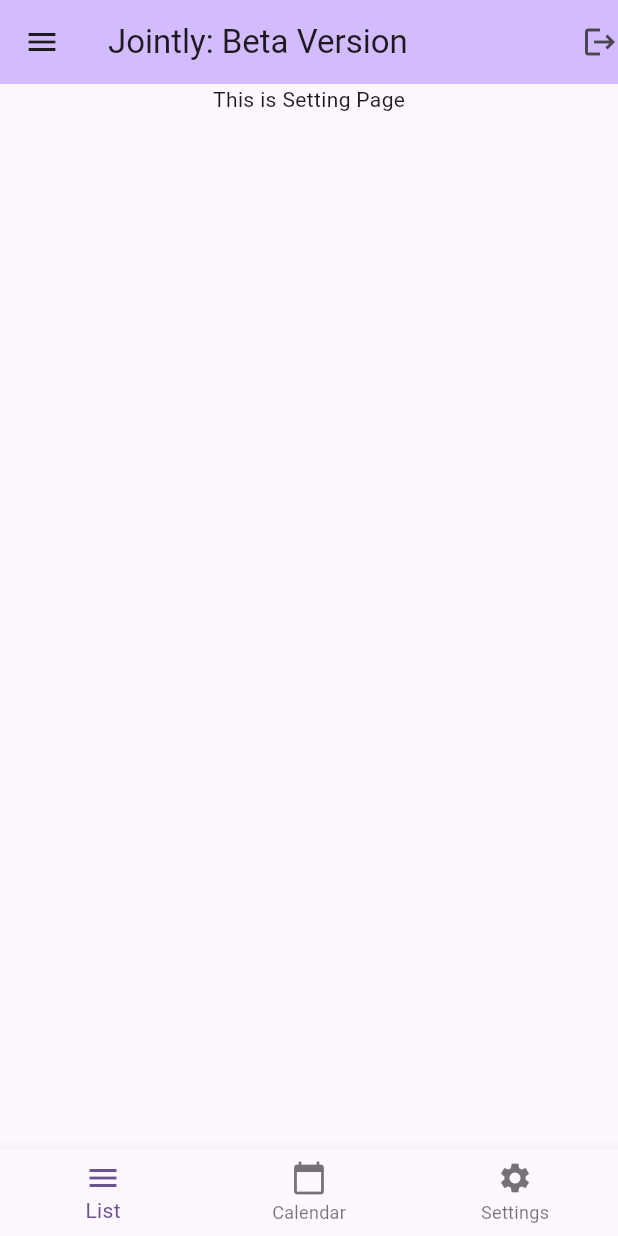
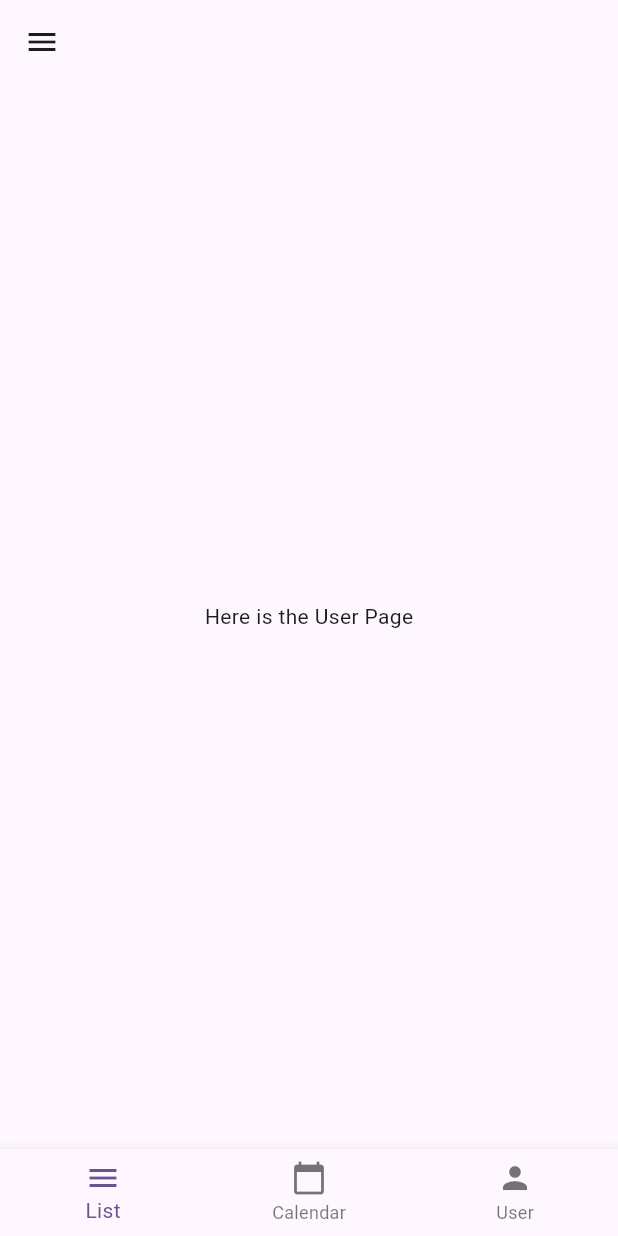
Before and after one commit to najmusyathir/jointly, a Flutter app: the screen it shows after launch, swiped to page 3, on a phone screen of 412 x 824 dp. Run offline on Flutter 3.47's test engine with Material 3 defaults, Android fonts, the phone set to English and light mode, and no system bars; our stand-ins replace table_calendar.

Commit message:
Modify: Update some files

```diff
--- a/lib/main.dart
+++ b/lib/main.dart
@@ -3,6 +3,8 @@ import 'package:jointly/pages/setting_page.dart';
 import 'package:jointly/pages/todo_details_page.dart';
 import 'package:jointly/pages/calendar_page.dart';
 import 'package:jointly/pages/list_page.dart';
+import 'package:jointly/pages/login_page.dart';
+import 'package:jointly/pages/user_page.dart';
 
 void main() {
   runApp(const MyApp());
@@ -24,6 +26,9 @@ class MyApp extends StatelessWidget {
       routes: {
         '/todoDetailsPage': (context) => const ToDoDetailsPage(),
         '/calendarPage': (context) => const CalendarPage(),
+        '/loginPage': (context) => LoginPage(),
+        '/userPage': (context) => const UserPage(),
+        '/settingPage': (context) => const SettingPage(),
       },
     );
   }
@@ -53,24 +58,42 @@ class _MyHomePageState extends State<MyHomePage> {
   @override
   Widget build(BuildContext context) {
     return Scaffold(
-      appBar: AppBar(
-        title: Text(widget.title),
-        backgroundColor: Theme.of(context).colorScheme.inversePrimary,
-        leading: const Icon(Icons.menu),
-        actions: const [Icon(Icons.logout)],
-      ),
+      appBar: AppBar(),
       body: PageView(
         controller: _pageController,
         children: const <Widget>[
           ListPage(),
           CalendarPage(),
-          SettingPage(),
+          UserPage(),
         ],
         onPageChanged: (index) {
           setState(() {
             _selectedIndex = index;
           });
         },
+      ),
+      drawer: Drawer(
+        child: ListView(
+          children: [
+            const DrawerHeader(
+                child: Text(
+              "Jointly",
+              style: TextStyle(fontSize: 32, fontWeight: FontWeight.bold),
+            )),
+             ListTile(
+              title: const Text("Settings"),
+              onTap: () {
+                Navigator.pushNamed(context, '/settingPage');
+              },
+            ),
+            ListTile(
+              title: const Text("Account"),
+              onTap: () {
+                Navigator.pushNamed(context, '/loginPage');
+              },
+            ),
+          ],
+        ),
       ),
       bottomNavigationBar: BottomNavigationBar(
         onTap: _onItemTapped,
@@ -84,8 +107,8 @@ class _MyHomePageState extends State<MyHomePage> {
             label: 'Calendar',
           ),
           BottomNavigationBarItem(
-            icon: Icon(Icons.settings),
-            label: 'Settings',
+            icon: Icon(Icons.person),
+            label: 'User',
           )
         ],
       ),
--- a/lib/pages/todo_list_page.dart
+++ b/lib/pages/todo_list_page.dart
@@ -17,7 +17,7 @@ class TodoListPage extends StatelessWidget {
             children: <Widget>[
               Padding(padding: EdgeInsets.all(10)),
               Text(
-                "To-DO Page",
+                "To-Do Page",
                 textAlign: TextAlign.center,
                 style: TextStyle(
                   fontWeight: FontWeight.w800,
--- /dev/null
+++ b/lib/pages/user_page.dart
@@ -0,0 +1,16 @@
+import 'package:flutter/material.dart';
+
+class UserPage extends StatelessWidget{
+  const UserPage({super.key});
+
+  @override
+  Widget build(BuildContext context) {
+   return const Scaffold(
+     body: Center(
+       child: Text('Here is the User Page'),
+     ),
+   );
+  }
+
+
+}
```
Also changed, not shown: lib/pages/login_page.dart (added, +171 -0 lines), lib/widget/custom_textfield.dart (added, +39 -0 lines), lib/widget/login_button.dart (added, +25 -0 lines), lib/widget/square_tile.dart (added, +23 -0 lines), pubspec.yaml (+3 -4 lines), assets/apple.png (added), assets/google.png (added), assets/ic_google.svg (added), pubspec.lock.
